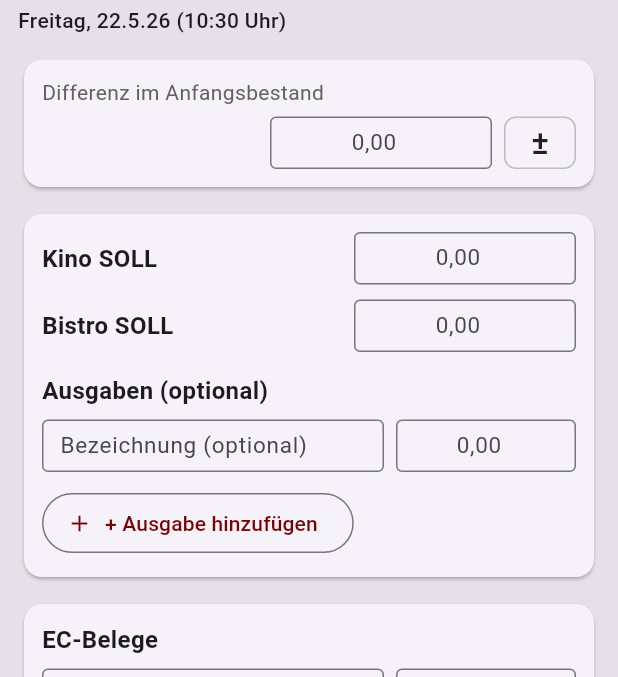
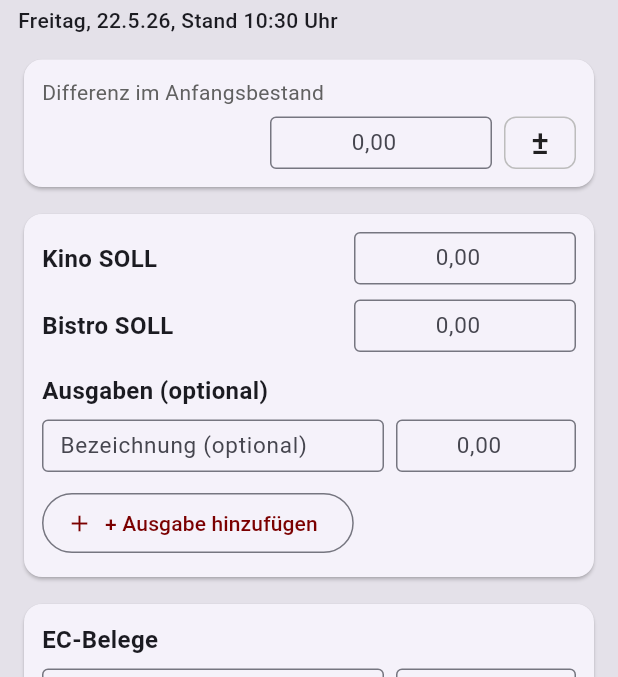
Before and after one commit to pacodemant/kino-tagesabschluss, a Flutter app: the TagesabschlussSchritt2Seite screen opened directly with empty values, on a phone screen of 412 x 824 dp, the part 134-811 px from its top. Run offline on Flutter 3.47's test engine with Material 3 defaults, Android fonts, the phone set to English and light mode, and no system bars; our stand-ins replace google_fonts, shared_preferences; accounts and stored records are empty; network calls fail.

Commit message:
R196g: Einnahmenseite – Uhrzeit als "Stand H:mm Uhr"
Co-Authored-By: Claude Sonnet 4.6 <noreply@anthropic.com>

```diff
--- a/lib/pages/tagesabschluss_schritt2_seite.dart
+++ b/lib/pages/tagesabschluss_schritt2_seite.dart
@@ -322,7 +322,7 @@ class _TagesabschlussSchritt2SeiteState
 
   String _kopfDatumUhrzeit() {
     return DateFormat(
-      "EEEE, d.M.yy (H:mm 'Uhr')",
+      "EEEE, d.M.yy, 'Stand' H:mm 'Uhr'",
       'de_DE',
     ).format(DateTime.now());
   }
```
